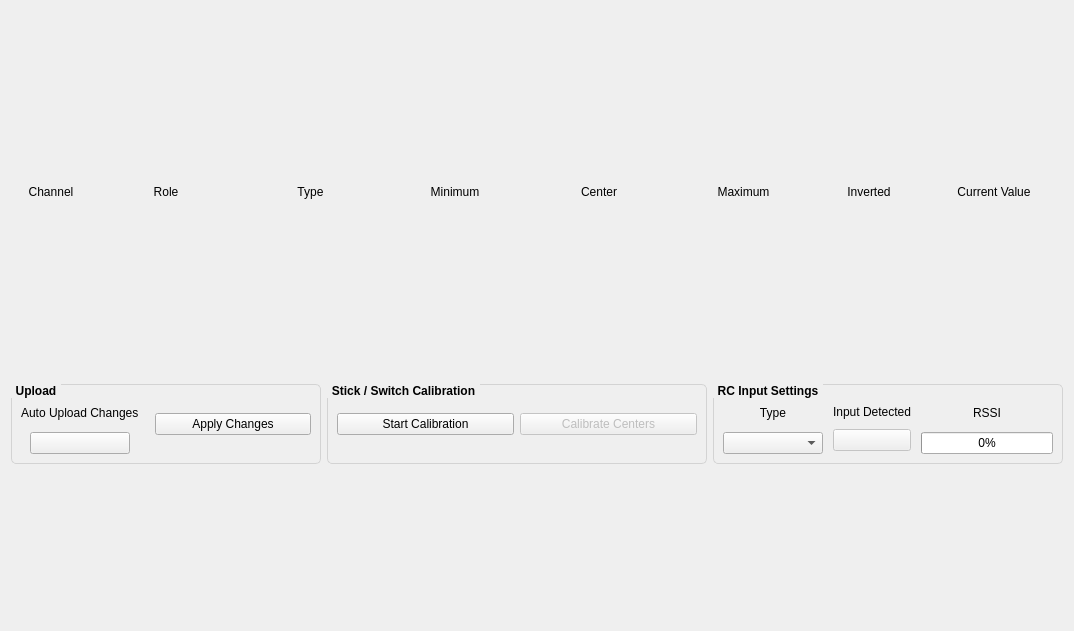
Above: ui_rc_input.ui from korken89/kfly_gui before the change. Below: the same form after it.
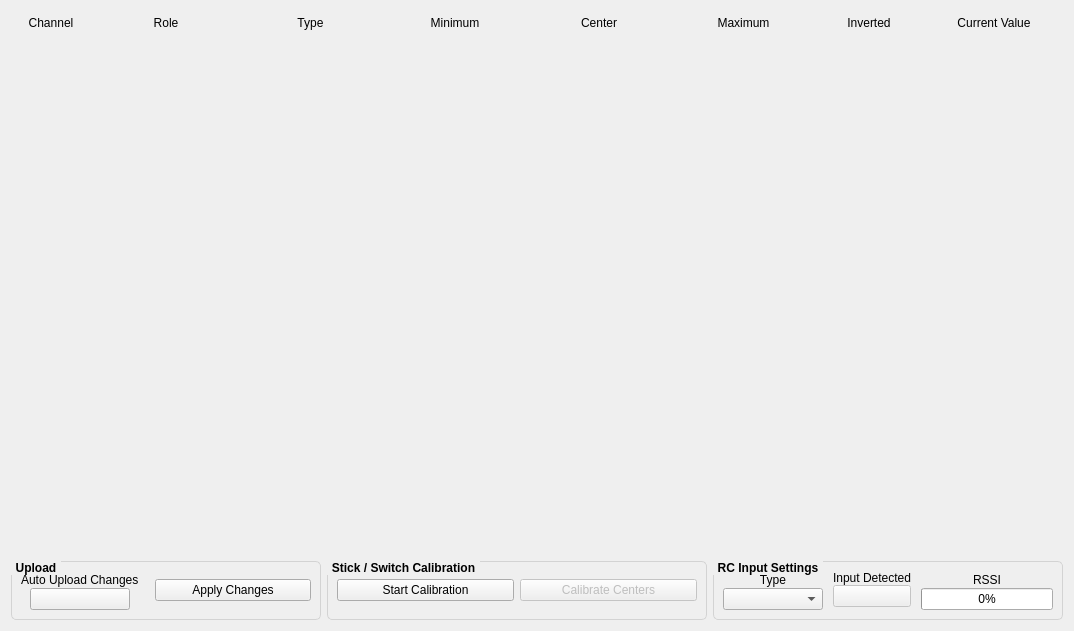
That is the form after the change. Custom widgets are drawn as their Qt base class.

Patch:
```diff
--- a/ui_rc_input.ui
+++ b/ui_rc_input.ui
@@ -16,9 +16,12 @@
   <layout class="QVBoxLayout" name="verticalLayout">
    <item>
     <layout class="QHBoxLayout" name="horizontalLayout">
-     <property name="bottomMargin">
+     <property name="topMargin">
       <number>5</number>
      </property>
+     <property name="bottomMargin">
+      <number>15</number>
+     </property>
      <item>
       <widget class="QLabel" name="label_2">
        <property name="sizePolicy">
@@ -210,7 +213,24 @@
     </layout>
    </item>
    <item>
-    <layout class="QVBoxLayout" name="layoutChannels"/>
+    <layout class="QVBoxLayout" name="layoutChannels">
+     <property name="spacing">
+      <number>20</number>
+     </property>
+    </layout>
+   </item>
+   <item>
+    <spacer name="verticalSpacer">
+     <property name="orientation">
+      <enum>Qt::Vertical</enum>
+     </property>
+     <property name="sizeHint" stdset="0">
+      <size>
+       <width>20</width>
+       <height>40</height>
+      </size>
+     </property>
+    </spacer>
    </item>
    <item>
     <layout class="QHBoxLayout" name="horizontalLayout_4">
```
